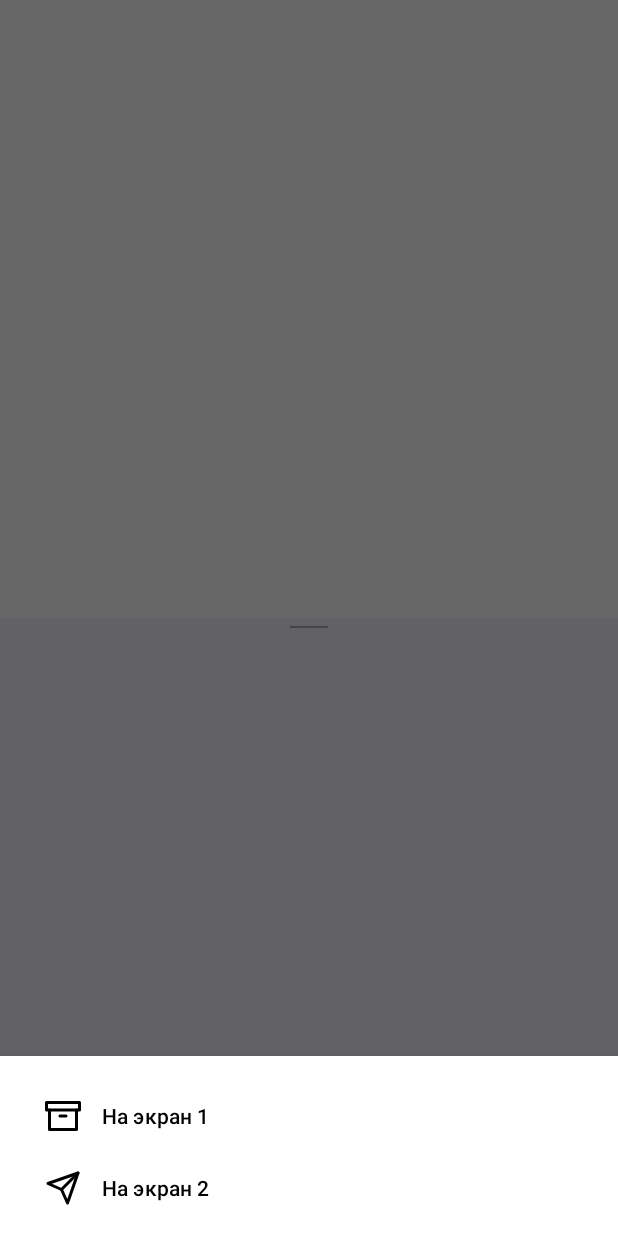
After one commit to samitin/MaterialLesson1, an Android app: the fragment BottomNavigationDraverFragment placed in its activity, on a phone screen of 412 x 824 dp. The commit adds this screen. Run offline under Robolectric (Android 15) with nearby library versions, the phone set to English and light mode, and no system bars; libraries missing offline, so code that uses them is left out: coil.api.load; pictures from the network do not load.

Commit message:
Разобрались с Fab+ButtonAppBar

```diff
--- /dev/null
+++ b/app/src/main/java/ru/samitin/lesson1/view/picture/BottomNavigationDraverFragment.kt
@@ -0,0 +1,41 @@
+package ru.samitin.lesson1.view.picture
+
+import android.os.Bundle
+import android.view.LayoutInflater
+import android.view.View
+import android.view.ViewGroup
+import android.widget.Toast
+import com.google.android.material.bottomsheet.BottomSheetDialogFragment
+import ru.samitin.lesson1.R
+import ru.samitin.lesson1.databinding.BottomNavigationLayoutBinding
+
+class BottomNavigationDraverFragment : BottomSheetDialogFragment() {
+
+    private var _binding:BottomNavigationLayoutBinding?=null
+    private val binding  get() = _binding!!
+
+    override fun onCreateView(
+        inflater: LayoutInflater,
+        container: ViewGroup?,
+        savedInstanceState: Bundle?
+    ): View? {
+        _binding=BottomNavigationLayoutBinding.inflate(inflater,container,false)
+        return binding.root
+    }
+
+    override fun onViewCreated(view: View, savedInstanceState: Bundle?) {
+        super.onViewCreated(view, savedInstanceState)
+        binding.navigationView.setNavigationItemSelectedListener {
+            when(it.itemId){
+                R.id.app_bar_fav -> Toast.makeText(context, "Favourite", Toast.LENGTH_SHORT).show()
+                R.id.app_bar_search -> Toast.makeText(context, "Search", Toast.LENGTH_SHORT).show()
+            }
+            true
+        }
+    }
+
+    override fun onDestroy() {
+        super.onDestroy()
+        _binding=null
+    }
+}
--- a/app/src/main/java/ru/samitin/lesson1/view/picture/PODFragment.kt
+++ b/app/src/main/java/ru/samitin/lesson1/view/picture/PODFragment.kt
@@ -3,18 +3,19 @@
 import android.content.Intent
 import android.net.Uri
 import android.os.Bundle
-import android.view.LayoutInflater
-import android.view.View
-import android.view.ViewGroup
+import android.view.*
 import android.widget.Toast
 import androidx.constraintlayout.widget.ConstraintLayout
+import androidx.core.content.ContextCompat
 import androidx.fragment.app.Fragment
 import androidx.lifecycle.Observer
 import androidx.lifecycle.ViewModelProvider
 import coil.api.load
+import com.google.android.material.bottomappbar.BottomAppBar
 import com.google.android.material.bottomsheet.BottomSheetBehavior
 import ru.samitin.lesson1.R
 import ru.samitin.lesson1.databinding.FragmentMainBinding
+import ru.samitin.lesson1.view.MainActivity
 import ru.samitin.lesson1.viewModel.PictureOfTheDayData
 import ru.samitin.lesson1.viewModel.PODViewModel
 
@@ -36,6 +37,7 @@
         super.onViewCreated(view, savedInstanceState)
         viewModel.getLiveData().observe(viewLifecycleOwner, Observer { renderDATA(it) })
         viewModel.sendServerRequest()
+        setBottomAppBar(view)
         binding.inputLayout.setEndIconOnClickListener {
             val intent=Intent(Intent.ACTION_VIEW).apply {
                 data= Uri.parse("https://ru.wikipedia.org/wiki/${binding.inputEditText.text.toString()}")
@@ -44,7 +46,7 @@
         }
         bottomSheetBehavior=BottomSheetBehavior.from(binding.includeLayout.bottomSheetContainer)
         bottomSheetBehavior.state=BottomSheetBehavior.STATE_HALF_EXPANDED
-        bottomSheetBehavior.addBottomSheetCallback(object :
+        /*bottomSheetBehavior.addBottomSheetCallback(object :
             BottomSheetBehavior.BottomSheetCallback() {
             override fun onStateChanged(bottomSheet: View, newState: Int) {
                 when (newState) {
@@ -60,7 +62,7 @@
             override fun onSlide(bottomSheet: View, slideOffset: Float) {
                 TODO("not implemented")
             }
-        })
+        })*/
     }
     private fun renderDATA(data:PictureOfTheDayData){
         when (data){
@@ -83,4 +85,56 @@
             return PODFragment()
         }
     }
+
+    override fun onCreateOptionsMenu(menu: Menu, inflater: MenuInflater) {
+        super.onCreateOptionsMenu(menu, inflater)
+        inflater.inflate(R.menu.menu_bottom_bar,menu)
+    }
+
+    override fun onOptionsItemSelected(item: MenuItem): Boolean {
+        when (item.itemId) {
+            R.id.app_bar_fav -> Toast.makeText(context, "Favourite", Toast.LENGTH_SHORT).show()
+            R.id.app_bar_search -> Toast.makeText(context, "Search", Toast.LENGTH_SHORT).show()
+            // у нашего бургера такой вот id внутри android
+            android.R.id.home-> BottomNavigationDraverFragment().show(requireActivity().supportFragmentManager,"TAG")
+        }
+        return super.onOptionsItemSelected(item)
+    }
+
+    private var isMain=true
+    private fun setBottomAppBar(view: View) {
+        val context = activity as MainActivity
+        context.setSupportActionBar(view.findViewById(R.id.bottom_app_bar))
+        setHasOptionsMenu(true)
+        binding.fab.setOnClickListener {
+            if (isMain) {
+                isMain = false
+                binding.bottomAppBar.navigationIcon = null // лучше придумать замену бургеру
+                binding.bottomAppBar.fabAlignmentMode = BottomAppBar.FAB_ALIGNMENT_MODE_END
+                binding.fab.setImageDrawable(
+                    ContextCompat.getDrawable(
+                        requireContext(),
+                        R.drawable.ic_back_fab
+                    )
+                )
+                binding.bottomAppBar.replaceMenu(R.menu.menu_bottom_bar_other_screen)
+            } else {
+                isMain = true
+                binding.bottomAppBar.navigationIcon =
+                    ContextCompat.getDrawable(
+                        requireContext(),
+                        R.drawable.ic_hamburger_menu_bottom_bar
+                    )
+                binding.bottomAppBar.fabAlignmentMode = BottomAppBar.FAB_ALIGNMENT_MODE_CENTER
+                binding.fab.setImageDrawable(
+                    ContextCompat.getDrawable(
+                        requireContext(),
+                        R.drawable.ic_plus_fab
+                    )
+                )
+                binding.bottomAppBar.replaceMenu(R.menu.menu_bottom_bar)
+            }
+        }
+    }
+
 }
--- /dev/null
+++ b/app/src/main/res/layout/bottom_navigation_layout.xml
@@ -0,0 +1,18 @@
+<androidx.constraintlayout.widget.ConstraintLayout xmlns:android="http://schemas.android.com/apk/res/android"
+    xmlns:app="http://schemas.android.com/apk/res-auto"
+    android:layout_width="match_parent"
+    android:layout_height="wrap_content">
+
+    <com.google.android.material.navigation.NavigationView
+        android:id="@+id/navigation_view"
+        android:layout_width="match_parent"
+        android:layout_height="wrap_content"
+        android:layout_gravity="bottom"
+        android:layout_marginStart="8dp"
+        android:layout_marginTop="8dp"
+        android:layout_marginEnd="8dp"
+        app:layout_constraintEnd_toEndOf="parent"
+        app:layout_constraintStart_toStartOf="parent"
+        app:layout_constraintTop_toTopOf="parent"
+        app:menu="@menu/menu_bottom_navigation" />
+</androidx.constraintlayout.widget.ConstraintLayout>
--- a/app/src/main/res/layout/fragment_main.xml
+++ b/app/src/main/res/layout/fragment_main.xml
@@ -2,8 +2,13 @@
 <androidx.coordinatorlayout.widget.CoordinatorLayout xmlns:android="http://schemas.android.com/apk/res/android"
     xmlns:app="http://schemas.android.com/apk/res-auto"
     android:layout_width="match_parent"
-    android:layout_height="match_parent">
+    android:layout_height="match_parent"
+    xmlns:tools="http://schemas.android.com/tools">
 
+    <androidx.core.widget.NestedScrollView
+        android:id="@+id/scroll"
+        android:layout_width="match_parent"
+        android:layout_height="wrap_content">
     <androidx.constraintlayout.widget.ConstraintLayout
         android:id="@+id/main"
         android:layout_width="match_parent"
@@ -43,10 +48,35 @@
             app:layout_constraintStart_toStartOf="parent"
             app:layout_constraintTop_toTopOf="parent"
             app:srcCompat="@drawable/ic_no_photo_vector" />
+        <Space
+            android:layout_width="match_parent"
+            android:layout_height="1000dp"
+            app:layout_constraintTop_toBottomOf="@+id/image_view"
+            app:layout_constraintBottom_toBottomOf="parent"
+            tools:layout_editor_absoluteX="10dp" />
     </androidx.constraintlayout.widget.ConstraintLayout>
-
+    </androidx.core.widget.NestedScrollView>
     <include
         android:id="@+id/include_layout"
         layout="@layout/bottom_sheet_layout" />
+    <com.google.android.material.bottomappbar.BottomAppBar
+        android:id="@+id/bottom_app_bar"
+        android:layout_width="match_parent"
+        android:layout_height="wrap_content"
+        android:layout_gravity="bottom"
+        app:hideOnScroll="true"
+        app:layout_scrollFlags="scroll|enterAlways"
+        app:backgroundTint="@color/colorPrimary"
+        app:fabAlignmentMode="center"
+        app:navigationIcon="@drawable/ic_hamburger_menu_bottom_bar" />
+
+    <com.google.android.material.floatingactionbutton.FloatingActionButton
+        android:id="@+id/fab"
+        android:layout_width="wrap_content"
+        android:layout_height="wrap_content"
+        android:backgroundTint="@color/colorAccent"
+        app:layout_anchor="@id/bottom_app_bar"
+        app:srcCompat="@drawable/ic_plus_fab"
+        app:tint="#FFFFFF" />
 
 </androidx.coordinatorlayout.widget.CoordinatorLayout>
--- /dev/null
+++ b/app/src/main/res/menu/menu_bottom_bar.xml
@@ -0,0 +1,15 @@
+<menu xmlns:android="http://schemas.android.com/apk/res/android"
+    xmlns:app="http://schemas.android.com/apk/res-auto">
+
+    <item
+        android:id="@+id/app_bar_fav"
+        android:icon="@drawable/ic_favourite_menu"
+        android:title="@string/favourite"
+        app:showAsAction="ifRoom" />
+
+    <item
+        android:id="@+id/app_bar_search"
+        android:icon="@drawable/ic_settings_menu"
+        android:title="@string/settings"
+        app:showAsAction="ifRoom" />
+</menu>
--- /dev/null
+++ b/app/src/main/res/menu/menu_bottom_bar_other_screen.xml
@@ -0,0 +1,9 @@
+<menu xmlns:android="http://schemas.android.com/apk/res/android"
+    xmlns:app="http://schemas.android.com/apk/res-auto">
+
+    <item
+        android:id="@+id/app_bar_search"
+        android:icon="@drawable/ic_search"
+        android:title="@string/search"
+        app:showAsAction="ifRoom" />
+</menu>
--- /dev/null
+++ b/app/src/main/res/menu/menu_bottom_navigation.xml
@@ -0,0 +1,12 @@
+<menu xmlns:android="http://schemas.android.com/apk/res/android">
+    <group android:checkableBehavior="none">
+        <item
+            android:id="@+id/navigation_one"
+            android:icon="@drawable/ic_archive"
+            android:title="На экран 1" />
+        <item
+            android:id="@+id/navigation_two"
+            android:icon="@drawable/ic_send"
+            android:title="На экран 2" />
+    </group>
+</menu>
--- a/app/src/main/res/values/colors.xml
+++ b/app/src/main/res/values/colors.xml
@@ -10,4 +10,8 @@
     <color name="color_gray">#660000</color>
     <color name="green">#00ff00</color>
     <color name="red">#ff0000</color>
+
+    <color name="colorPrimary">#008577</color>
+    <color name="colorPrimaryDark">#00574B</color>
+    <color name="colorAccent">#D81B60</color>
 </resources>
--- a/app/src/main/res/values/strings.xml
+++ b/app/src/main/res/values/strings.xml
@@ -3,7 +3,7 @@
     <string name="photo_of_the_day_stub">Photo of the day</string>
     <string name="search_wiki">Найти в Википедии</string>
     <string name="wiki_helper_text">Поищите термин в Википедии</string>
-    <string name="favorite">favorite</string>
+    <string name="favourite">favorite</string>
     <string name="settings">Settings</string>
     <string name="search">Search</string>
 </resources>
--- a/app/src/main/res/values/themes.xml
+++ b/app/src/main/res/values/themes.xml
@@ -1,8 +1,10 @@
 <resources xmlns:tools="http://schemas.android.com/tools">
     <!-- Base application theme. -->
-    <style name="Theme.Lesson1" parent="Theme.MaterialComponents.DayNight.DarkActionBar">
+    <style name="Theme.Lesson1" parent="Theme.MaterialComponents.DayNight.NoActionBar">
         <!-- Primary brand color. -->
-        <item name="colorPrimary">@color/purple_500</item>
+        <item name="colorPrimary">@color/colorPrimary</item>
+        <item name="colorPrimaryDark">@color/colorPrimaryDark</item>
+        <item name="colorAccent">@color/colorAccent</item>
         <item name="colorPrimaryVariant">@color/purple_700</item>
         <item name="colorOnPrimary">@color/white</item>
         <!-- Secondary brand color. -->
```
